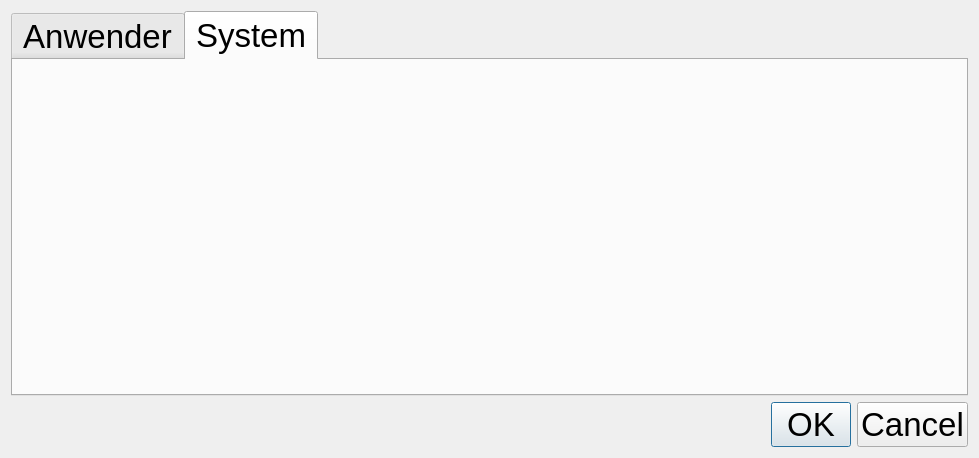
First picture: the form in config_gui.ui, repository cybrix-dev/fotobox, before the edit.
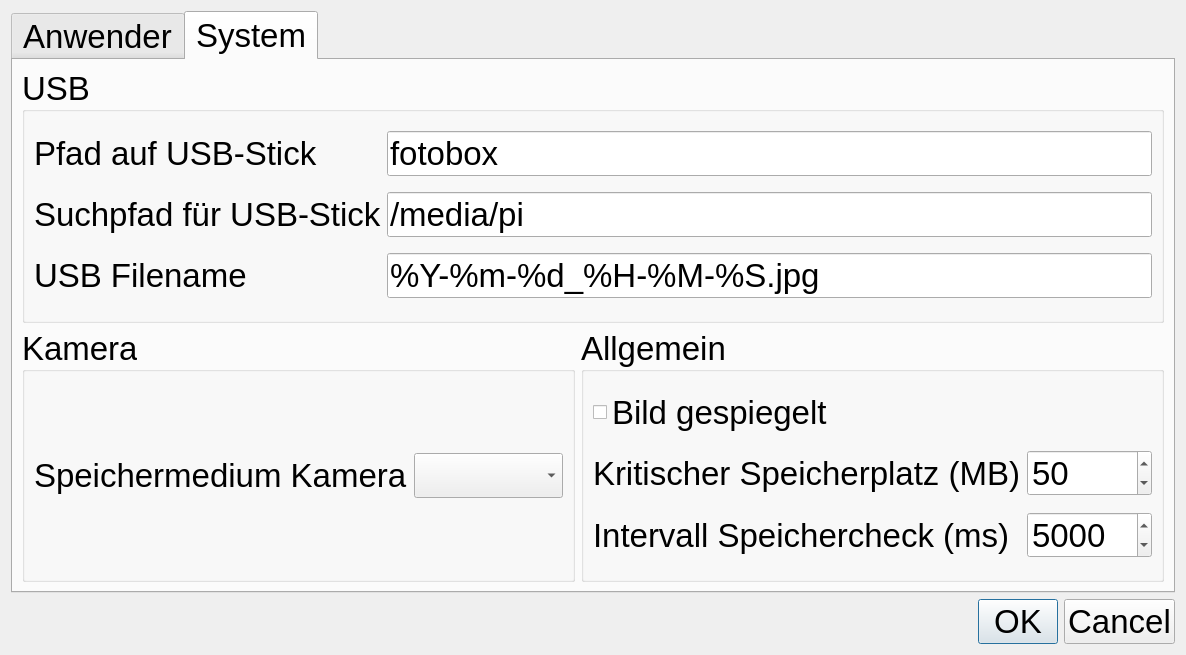
Second picture: the form after the edit. The open tabs and pages were chosen to show the change.

Diff of the .ui file:
```diff
--- a/config_gui.ui
+++ b/config_gui.ui
@@ -6,8 +6,8 @@
    <rect>
     <x>0</x>
     <y>0</y>
-    <width>979</width>
-    <height>458</height>
+    <width>1153</width>
+    <height>655</height>
    </rect>
   </property>
   <property name="font">
@@ -161,6 +161,128 @@
       <attribute name="title">
        <string>System</string>
       </attribute>
+      <layout class="QGridLayout" name="gridLayout_3">
+       <item row="2" column="0">
+        <widget class="QGroupBox" name="groupBox_2">
+         <property name="title">
+          <string>Kamera</string>
+         </property>
+         <layout class="QGridLayout" name="gridLayout_5">
+          <item row="0" column="0">
+           <widget class="QLabel" name="label_7">
+            <property name="text">
+             <string>Speichermedium Kamera</string>
+            </property>
+           </widget>
+          </item>
+          <item row="0" column="1">
+           <widget class="QComboBox" name="comboCameraMemory"/>
+          </item>
+         </layout>
+        </widget>
+       </item>
+       <item row="1" column="0" colspan="2">
+        <widget class="QGroupBox" name="groupBox">
+         <property name="title">
+          <string>USB</string>
+         </property>
+         <layout class="QGridLayout" name="gridLayout_4">
+          <item row="1" column="0">
+           <widget class="QLabel" name="label_6">
+            <property name="text">
+             <string>Suchpfad für USB-Stick</string>
+            </property>
+           </widget>
+          </item>
+          <item row="0" column="0">
+           <widget class="QLabel" name="label_5">
+            <property name="text">
+             <string>Pfad auf USB-Stick</string>
+            </property>
+           </widget>
+          </item>
+          <item row="2" column="0">
+           <widget class="QLabel" name="label_8">
+            <property name="text">
+             <string>USB Filename</string>
+            </property>
+           </widget>
+          </item>
+          <item row="0" column="1">
+           <widget class="QLineEdit" name="lineUsbPath">
+            <property name="text">
+             <string>fotobox</string>
+            </property>
+           </widget>
+          </item>
+          <item row="1" column="1">
+           <widget class="QLineEdit" name="lineUsbRoot">
+            <property name="text">
+             <string>/media/pi</string>
+            </property>
+           </widget>
+          </item>
+          <item row="2" column="1">
+           <widget class="QLineEdit" name="lineUsbFilename">
+            <property name="text">
+             <string>%Y-%m-%d_%H-%M-%S.jpg</string>
+            </property>
+           </widget>
+          </item>
+         </layout>
+        </widget>
+       </item>
+       <item row="2" column="1">
+        <widget class="QGroupBox" name="groupBox_3">
+         <property name="title">
+          <string>Allgemein</string>
+         </property>
+         <layout class="QGridLayout" name="gridLayout_6">
+          <item row="2" column="1">
+           <widget class="QSpinBox" name="spinBistInterval">
+            <property name="maximum">
+             <number>30000</number>
+            </property>
+            <property name="value">
+             <number>5000</number>
+            </property>
+           </widget>
+          </item>
+          <item row="1" column="1">
+           <widget class="QSpinBox" name="spinCriticalMemory">
+            <property name="maximum">
+             <number>1000</number>
+            </property>
+            <property name="value">
+             <number>50</number>
+            </property>
+           </widget>
+          </item>
+          <item row="2" column="0">
+           <widget class="QLabel" name="label_4">
+            <property name="text">
+             <string>Intervall Speichercheck (ms)</string>
+            </property>
+           </widget>
+          </item>
+          <item row="1" column="0">
+           <widget class="QLabel" name="label_3">
+            <property name="text">
+             <string>Kritischer Speicherplatz (MB)</string>
+            </property>
+           </widget>
+          </item>
+          <item row="0" column="0" colspan="2">
+           <widget class="QCheckBox" name="ckImageMirrored">
+            <property name="text">
+             <string>Bild gespiegelt</string>
+            </property>
+           </widget>
+          </item>
+         </layout>
+        </widget>
+       </item>
+      </layout>
      </widget>
     </widget>
    </item>
```
